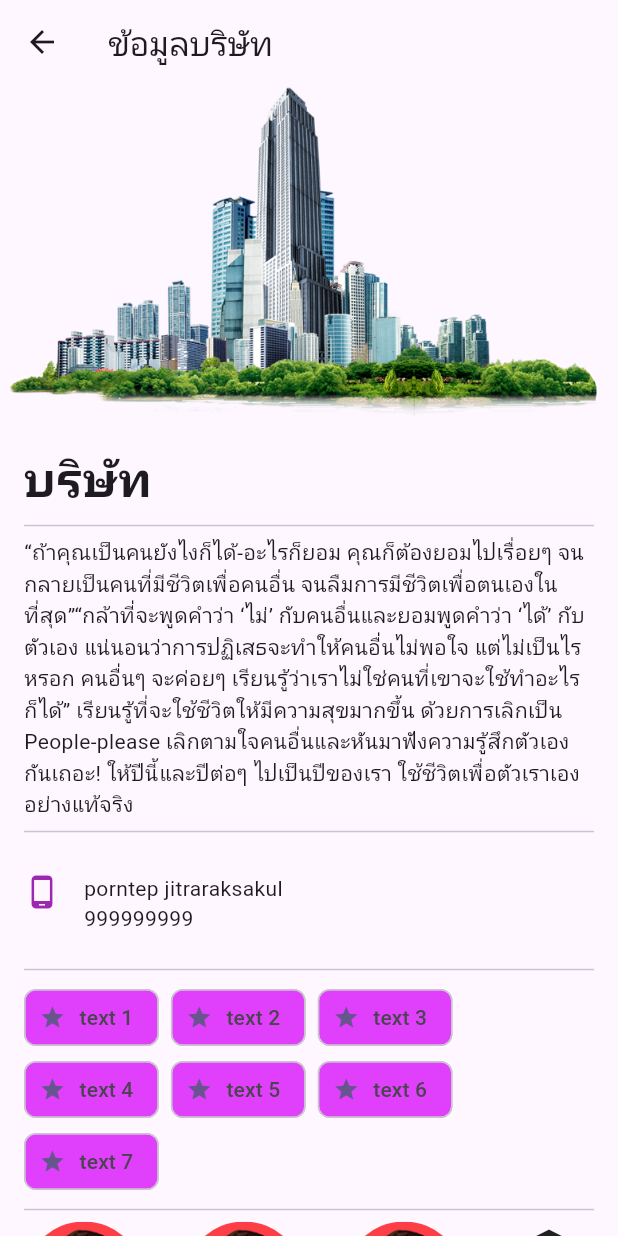
After one commit to mrothai/dbflutter, a Flutter app: the screen it shows after launch, after a tap on "บริษัท", on a phone screen of 412 x 824 dp. The commit adds this screen. Run offline on Flutter 3.47's test engine with Material 3 defaults, Android fonts, the phone set to English and light mode, and no system bars.

Commit message:
layout widget

```diff
--- /dev/null
+++ b/lib/pages/companypage.dart
@@ -0,0 +1,139 @@
+import 'package:flutter/material.dart';
+
+class CompanyPage extends StatefulWidget {
+  const CompanyPage({super.key});
+
+  @override
+  State<CompanyPage> createState() => _CompanyPageState();
+}
+
+class _CompanyPageState extends State<CompanyPage> {
+  @override
+  Widget build(BuildContext context) {
+    return Scaffold(
+      appBar: AppBar(
+        title: const Text('ข้อมูลบริษัท'),
+      ),
+      body: SingleChildScrollView(
+        child: Column(
+          crossAxisAlignment: CrossAxisAlignment.start,
+          children: [
+            buildHeader(),
+            SafeArea(
+                child: Padding(
+              padding: const EdgeInsets.all(16),
+              child: Column(
+                crossAxisAlignment: CrossAxisAlignment.start,
+                children: [
+                  const Text(
+                    'บริษัท',
+                    style: TextStyle(fontSize: 32, fontWeight: FontWeight.bold),
+                  ),
+                  const Divider(),
+                  const Text(
+                    '“ถ้าคุณเป็นคนยังไงก็ได้-อะไรก็ยอม คุณก็ต้องยอมไปเรื่อยๆ จนกลายเป็นคนที่มีชีวิตเพื่อคนอื่น จนลืมการมีชีวิตเพื่อตนเองในที่สุด”“กล้าที่จะพูดคำว่า ‘ไม่’ กับคนอื่นและยอมพูดคำว่า ‘ได้’ กับตัวเอง แน่นอนว่าการปฏิเสธจะทำให้คนอื่นไม่พอใจ แต่ไม่เป็นไรหรอก คนอื่นๆ จะค่อยๆ เรียนรู้ว่าเราไม่ใช่คนที่เขาจะใช้ทำอะไรก็ได้” เรียนรู้ที่จะใช้ชีวิตให้มีความสุขมากขึ้น ด้วยการเลิกเป็น People-please เลิกตามใจคนอื่นและหันมาฟังความรู้สึกตัวเองกันเถอะ! ให้ปีนี้และปีต่อๆ ไปเป็นปีของเรา ใช้ชีวิตเพื่อตัวเราเองอย่างแท้จริง',
+                    textAlign: TextAlign.left,
+                  ),
+                  const Divider(),
+                  const SizedBox(
+                    height: 20,
+                  ),
+                  const Row(
+                    crossAxisAlignment: CrossAxisAlignment.start,
+                    children: [
+                      Column(
+                        children: [
+                          Icon(
+                            Icons.phone_android,
+                            color: Colors.purple,
+                          )
+                        ],
+                      ),
+                      SizedBox(
+                        width: 16,
+                      ),
+                      Column(
+                        crossAxisAlignment: CrossAxisAlignment.start,
+                        children: [
+                          Row(
+                            children: [Text('porntep jitraraksakul')],
+                          ),
+                          Row(
+                            children: [Text('999999999')],
+                          ),
+                          Divider(),
+                        ],
+                      )
+                    ],
+                  ),
+                  const Divider(),
+                  buildwrap(),
+                  const Divider(),
+                  buildFooter()
+                ],
+              ),
+            ))
+          ],
+        ),
+      ),
+    );
+  }
+
+  Wrap buildwrap() {
+    return Wrap(
+      spacing: 8,
+      children: List.generate(
+        7,
+        (index) => Chip(
+          label: Text('text ${index + 1}'),
+          avatar: const Icon(Icons.star),
+          backgroundColor: Colors.purpleAccent,
+        ),
+      ),
+    );
+  }
+
+  Image buildHeader() {
+    return const Image(
+      image: AssetImage('assets/images/building.png'),
+      fit: BoxFit.cover,
+    );
+  }
+
+  Row buildFooter() {
+    return const Row(
+      mainAxisAlignment: MainAxisAlignment.spaceBetween,
+      children: [
+        CircleAvatar(
+          backgroundImage: AssetImage(
+            'assets/images/me.png',
+          ),
+          radius: 40,
+        ),
+        CircleAvatar(
+          backgroundImage: AssetImage(
+            'assets/images/me.png',
+          ),
+          radius: 40,
+        ),
+        CircleAvatar(
+          backgroundImage: AssetImage(
+            'assets/images/me.png',
+          ),
+          radius: 40,
+        ),
+        SizedBox(
+          width: 60,
+          child: Column(
+            mainAxisAlignment: MainAxisAlignment.end,
+            children: [
+              Icon(Icons.account_balance),
+              Icon(Icons.not_started),
+              Icon(Icons.add_alarm_sharp),
+            ],
+          ),
+        )
+      ],
+    );
+  }
+}
--- a/lib/pages/homepage.dart
+++ b/lib/pages/homepage.dart
@@ -31,7 +31,11 @@ class _HomePageState extends State<HomePage> {
           mainAxisSpacing: 10,
           crossAxisCount: 2,
           children: <Widget>[
-            Container(
+            GestureDetector(
+              onTap: () {
+                Navigator.pushNamed(context, 'homestack/company');
+              },
+              child: Container(
                 padding: const EdgeInsets.all(8),
                 color: Colors.white70,
                 child: const Column(
@@ -40,6 +44,7 @@ class _HomePageState extends State<HomePage> {
                     Icon(Icons.business, size: 80, color: Colors.purple),
                     Text('บริษัท', style: TextStyle(fontSize: 20)),
                   ],
+                ),
               ),
             ),
             Container(
--- a/lib/pages/homestack.dart
+++ b/lib/pages/homestack.dart
@@ -1,4 +1,5 @@
 import 'package:dbflutter/pages/aboutpage.dart';
+import 'package:dbflutter/pages/companypage.dart';
 import 'package:dbflutter/pages/contactpage.dart';
 import 'package:dbflutter/pages/homepage.dart';
 import 'package:flutter/material.dart';
@@ -27,6 +28,9 @@ class _HomeStackState extends State<HomeStack> {
           case 'homestack/contact':
             builder = (BuildContext context) => const ContactPage();
             break;
+          case 'homestack/company':
+            builder = (BuildContext context) => const CompanyPage();
+            break;
           default:
             throw Exception('Invalid route: ${settings.name}');
         }
```
Lines whose indentation alone changed are shown as unchanged.
